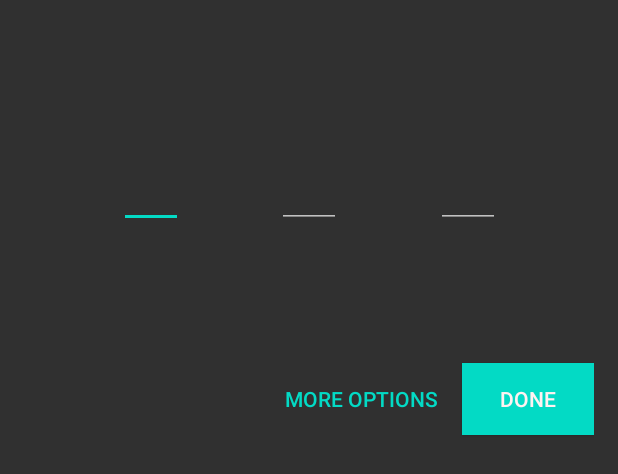
After one commit to NahuelUliassiPirchio/SmartAlarm, an Android app: the layout alarm_setter_dialog.xml on its own in the app's theme, with its tools: preview values and no code run, on a phone screen of 412 x 824 dp. The commit adds this screen. Shown: the top 474 px of the screen. Run offline under Robolectric (Android 15) with nearby library versions, the phone set to English and light mode, and no system bars.

Commit message:
basic database and alarm quick setter

```diff
--- a/app/src/main/res/layout/activity_main.xml
+++ b/app/src/main/res/layout/activity_main.xml
@@ -18,7 +18,7 @@
         app:layout_constraintTop_toTopOf="parent"
         app:titleTextColor="@color/white" />
 
-    <androidx.fragment.app.FragmentContainerView
+    <FrameLayout
         android:id="@+id/main_alarm_fragment"
         android:name="com.example.smartalarm.MainAlarm"
         android:layout_width="match_parent"
--- /dev/null
+++ b/app/src/main/res/layout/alarm_setter_dialog.xml
@@ -0,0 +1,73 @@
+<?xml version="1.0" encoding="utf-8"?>
+<androidx.constraintlayout.widget.ConstraintLayout xmlns:android="http://schemas.android.com/apk/res/android"
+    xmlns:app="http://schemas.android.com/apk/res-auto"
+    xmlns:tools="http://schemas.android.com/tools"
+    android:layout_width="match_parent"
+    android:layout_height="300dp"
+    android:paddingStart="@dimen/setter_padding"
+    android:paddingTop="@dimen/setter_padding"
+    android:paddingEnd="@dimen/setter_padding">
+
+    <TextView
+        android:id="@+id/dialog_alarm_name"
+        android:layout_width="wrap_content"
+        android:layout_height="wrap_content"
+        app:layout_constraintStart_toStartOf="parent"
+        app:layout_constraintTop_toTopOf="parent" />
+
+    <!--android:maxLength="2"-->
+    <EditText
+        android:id="@+id/hour_dialog_setter"
+        android:layout_width="wrap_content"
+        android:layout_height="wrap_content"
+        android:ems="2"
+        app:layout_constraintBottom_toTopOf="@+id/more_dialog_button"
+        app:layout_constraintEnd_toStartOf="@+id/minute_dialog_setter"
+        app:layout_constraintStart_toStartOf="parent"
+        app:layout_constraintTop_toTopOf="parent" />
+
+    <EditText
+        android:id="@+id/minute_dialog_setter"
+        android:layout_width="wrap_content"
+        android:layout_height="wrap_content"
+        android:ems="2"
+        android:maxLength="2"
+        app:layout_constraintBottom_toTopOf="@+id/more_dialog_button"
+        app:layout_constraintEnd_toStartOf="@+id/second_dialog_setter"
+        app:layout_constraintStart_toEndOf="@+id/hour_dialog_setter"
+        app:layout_constraintTop_toTopOf="parent" />
+
+    <EditText
+        android:id="@+id/second_dialog_setter"
+        android:layout_width="wrap_content"
+        android:layout_height="wrap_content"
+        android:ems="2"
+        android:maxLength="2"
+        app:layout_constraintBottom_toTopOf="@+id/more_dialog_button"
+        app:layout_constraintEnd_toEndOf="parent"
+        app:layout_constraintStart_toEndOf="@+id/minute_dialog_setter"
+        app:layout_constraintTop_toTopOf="parent" />
+
+    <Button
+        android:id="@+id/done_dialog_button"
+        android:layout_width="wrap_content"
+        android:layout_height="wrap_content"
+        android:layout_marginBottom="10dp"
+        android:background="@color/colorAccent"
+        android:text="@string/done"
+        android:textColor="@color/white"
+        app:layout_constraintBottom_toBottomOf="parent"
+        app:layout_constraintEnd_toEndOf="parent" />
+
+    <Button
+        android:id="@+id/more_dialog_button"
+        android:layout_width="wrap_content"
+        android:layout_height="wrap_content"
+        android:layout_marginEnd="@dimen/setter_padding"
+        android:layout_marginBottom="10dp"
+        android:background="@color/transparent"
+        android:text="MORE OPTIONS"
+        android:textColor="@color/colorAccent"
+        app:layout_constraintBottom_toBottomOf="parent"
+        app:layout_constraintEnd_toStartOf="@+id/done_dialog_button" />
+</androidx.constraintlayout.widget.ConstraintLayout>
--- a/app/src/main/res/values/colors.xml
+++ b/app/src/main/res/values/colors.xml
@@ -6,5 +6,6 @@
     <color name="darkView">#FFF2F1</color>
     <color name="white">#FFF2F1</color>
     <color name="cancelColor">#FF1200</color>
+    <color name="transparent" />
 
 </resources>
--- a/app/src/main/res/values/dimens.xml
+++ b/app/src/main/res/values/dimens.xml
@@ -2,4 +2,5 @@
     <dimen name="fab_margin">16dp</dimen>
     <dimen name="name_item_size">21sp</dimen>
     <dimen name="setter_margin">16dp</dimen>
+    <dimen name="setter_padding">16dp</dimen>
 </resources>
```
Also changed, not shown: app/src/main/java/com/example/smartalarm/Alarm.java (+30 -3 lines), app/src/main/java/com/example/smartalarm/AlarmAdapter.java (+44 -24 lines), app/src/main/java/com/example/smartalarm/AlarmDao.java (added, +27 -0 lines), app/src/main/java/com/example/smartalarm/AlarmDataBase.java (added, +27 -0 lines), app/src/main/java/com/example/smartalarm/MainActivity.java (+10 -23 lines), app/src/main/java/com/example/smartalarm/MainAlarm.java (+24 -21 lines), app/src/main/java/com/example/smartalarm/NewAlarm.java (+10 -6 lines), app/src/main/res/layout/activity_new_alarm.xml (+18 -10 lines).
